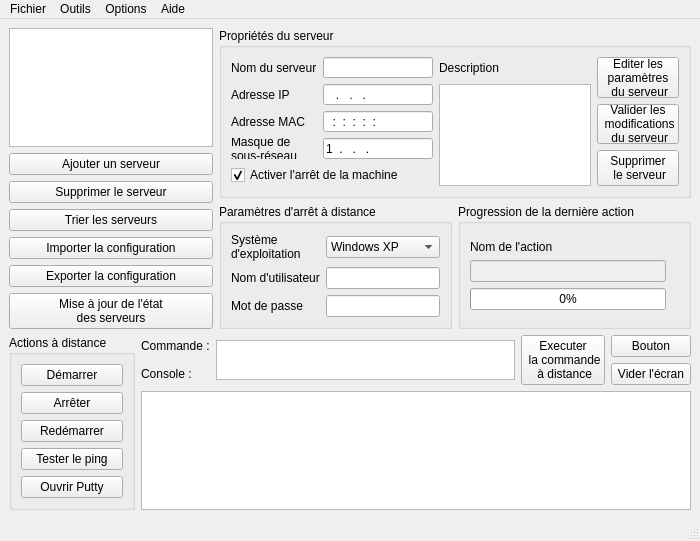
This is FenPrincipale.ui in Next-Genius/vladiconnect as Qt 5 draws it before an edit. The edited form follows.
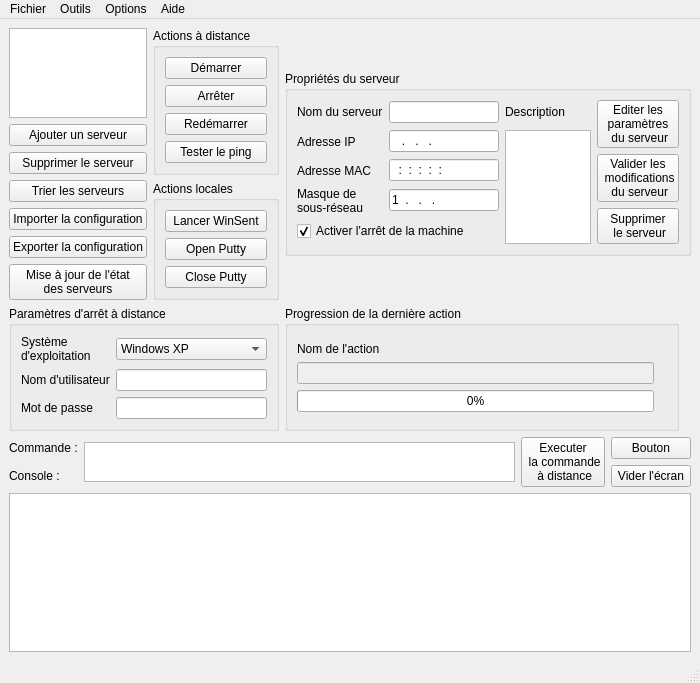
This is the edited form. Icons and pictures are not drawn.

```diff
--- a/FenPrincipale.ui
+++ b/FenPrincipale.ui
@@ -11,7 +11,7 @@
     <x>0</x>
     <y>0</y>
     <width>700</width>
-    <height>541</height>
+    <height>683</height>
    </rect>
   </property>
   <property name="windowTitle">
@@ -91,7 +91,7 @@
       </item>
      </layout>
     </item>
-    <item row="0" column="2" colspan="2">
+    <item row="0" column="3" rowspan="2" colspan="3">
      <widget class="QGroupBox" name="groupBox_2">
       <property name="enabled">
        <bool>true</bool>
@@ -286,7 +286,89 @@
       </layout>
      </widget>
     </item>
-    <item row="1" column="2">
+    <item row="3" column="0" colspan="6">
+     <layout class="QGridLayout" name="gridLayout_9">
+      <item row="0" column="0">
+       <widget class="QLabel" name="label_5">
+        <property name="sizePolicy">
+         <sizepolicy hsizetype="Minimum" vsizetype="Fixed">
+          <horstretch>0</horstretch>
+          <verstretch>0</verstretch>
+         </sizepolicy>
+        </property>
+        <property name="text">
+         <string>Commande :</string>
+        </property>
+       </widget>
+      </item>
+      <item row="0" column="1" rowspan="2">
+       <widget class="QPlainTextEdit" name="serveur_commande">
+        <property name="maximumSize">
+         <size>
+          <width>16777215</width>
+          <height>40</height>
+         </size>
+        </property>
+       </widget>
+      </item>
+      <item row="0" column="2" rowspan="2">
+       <widget class="QPushButton" name="bouton_console">
+        <property name="text">
+         <string>Executer
+ la commande 
+ à distance</string>
+        </property>
+       </widget>
+      </item>
+      <item row="0" column="3">
+       <widget class="QPushButton" name="pushButton_2">
+        <property name="text">
+         <string>Bouton</string>
+        </property>
+       </widget>
+      </item>
+      <item row="1" column="0">
+       <widget class="QLabel" name="label_4">
+        <property name="sizePolicy">
+         <sizepolicy hsizetype="Minimum" vsizetype="Fixed">
+          <horstretch>0</horstretch>
+          <verstretch>0</verstretch>
+         </sizepolicy>
+        </property>
+        <property name="text">
+         <string>Console :</string>
+        </property>
+        <property name="buddy">
+         <cstring>console</cstring>
+        </property>
+       </widget>
+      </item>
+      <item row="1" column="3">
+       <widget class="QPushButton" name="pushButton">
+        <property name="text">
+         <string>Vider l'écran</string>
+        </property>
+       </widget>
+      </item>
+      <item row="2" column="0" colspan="4">
+       <widget class="QPlainTextEdit" name="console">
+        <property name="sizePolicy">
+         <sizepolicy hsizetype="Expanding" vsizetype="Expanding">
+          <horstretch>0</horstretch>
+          <verstretch>0</verstretch>
+         </sizepolicy>
+        </property>
+        <property name="styleSheet">
+         <string notr="true">font: 8pt &quot;Courier New&quot;;</string>
+        </property>
+        <property name="plainText">
+         <string/>
+        </property>
+       </widget>
+      </item>
+     </layout>
+    </item>
+    <item row="2" column="0" colspan="3">
      <widget class="QGroupBox" name="groupBox">
       <property name="sizePolicy">
        <sizepolicy hsizetype="Preferred" vsizetype="Fixed">
@@ -360,7 +442,7 @@
       </layout>
      </widget>
     </item>
-    <item row="1" column="3">
+    <item row="2" column="3">
      <widget class="QGroupBox" name="groupBox_4">
       <property name="sizePolicy">
        <sizepolicy hsizetype="Preferred" vsizetype="Preferred">
@@ -438,7 +520,7 @@
       </layout>
      </widget>
     </item>
-    <item row="2" column="0" rowspan="2">
+    <item row="0" column="2">
      <widget class="QGroupBox" name="groupBox_3">
       <property name="sizePolicy">
        <sizepolicy hsizetype="Preferred" vsizetype="Fixed">
@@ -484,90 +566,46 @@
          </property>
         </widget>
        </item>
-       <item>
-        <widget class="QPushButton" name="bouton_ouvrir_putty">
-         <property name="text">
-          <string>Ouvrir Putty</string>
-         </property>
-        </widget>
-       </item>
       </layout>
      </widget>
     </item>
-    <item row="2" column="1" colspan="3">
-     <layout class="QGridLayout" name="gridLayout_9">
-      <item row="1" column="0">
-       <widget class="QLabel" name="label_4">
-        <property name="sizePolicy">
-         <sizepolicy hsizetype="Minimum" vsizetype="Fixed">
-          <horstretch>0</horstretch>
-          <verstretch>0</verstretch>
-         </sizepolicy>
-        </property>
-        <property name="text">
-         <string>Console :</string>
-        </property>
-        <property name="buddy">
-         <cstring>console</cstring>
-        </property>
-       </widget>
-      </item>
-      <item row="0" column="0">
-       <widget class="QLabel" name="label_5">
-        <property name="sizePolicy">
-         <sizepolicy hsizetype="Minimum" vsizetype="Fixed">
-          <horstretch>0</horstretch>
-          <verstretch>0</verstretch>
-         </sizepolicy>
-        </property>
-        <property name="text">
-         <string>Commande :</string>
-        </property>
-       </widget>
-      </item>
-      <item row="1" column="3">
-       <widget class="QPushButton" name="pushButton">
-        <property name="text">
-         <string>Vider l'écran</string>
-        </property>
-       </widget>
-      </item>
-      <item row="0" column="3">
-       <widget class="QPushButton" name="pushButton_2">
-        <property name="text">
-         <string>Bouton</string>
-        </property>
-       </widget>
-      </item>
-      <item row="0" column="1" rowspan="2">
-       <widget class="QPlainTextEdit" name="serveur_commande">
-        <property name="maximumSize">
-         <size>
-          <width>16777215</width>
-          <height>40</height>
-         </size>
-        </property>
-       </widget>
-      </item>
-      <item row="0" column="2" rowspan="2">
-       <widget class="QPushButton" name="bouton_console">
-        <property name="text">
-         <string>Executer
- la commande 
- à distance</string>
-        </property>
-       </widget>
-      </item>
-     </layout>
-    </item>
-    <item row="3" column="1" colspan="3">
-     <widget class="QPlainTextEdit" name="console">
-      <property name="styleSheet">
-       <string notr="true">font: 8pt &quot;Courier New&quot;;</string>
+    <item row="1" column="2">
+     <widget class="QGroupBox" name="groupBox_5">
+      <property name="maximumSize">
+       <size>
+        <width>16777215</width>
+        <height>125</height>
+       </size>
       </property>
-      <property name="plainText">
-       <string/>
+      <property name="title">
+       <string>Actions locales</string>
       </property>
+      <layout class="QVBoxLayout" name="verticalLayout">
+       <item>
+        <widget class="QPushButton" name="bouton_winsent">
+         <property name="whatsThis">
+          <string>Le lancement de WinSent permet de recevoir des messages qui transietent par le réseau en temps réél.</string>
+         </property>
+         <property name="text">
+          <string>Lancer WinSent</string>
+         </property>
+        </widget>
+       </item>
+       <item>
+        <widget class="QPushButton" name="bouton_open_putty">
+         <property name="text">
+          <string>Open Putty</string>
+         </property>
+        </widget>
+       </item>
+       <item>
+        <widget class="QPushButton" name="bouton_close_putty">
+         <property name="text">
+          <string>Close Putty</string>
+         </property>
+        </widget>
+       </item>
+      </layout>
      </widget>
     </item>
    </layout>
```
Left out of the diff: 108 changed lines with no effect on the pictures.
